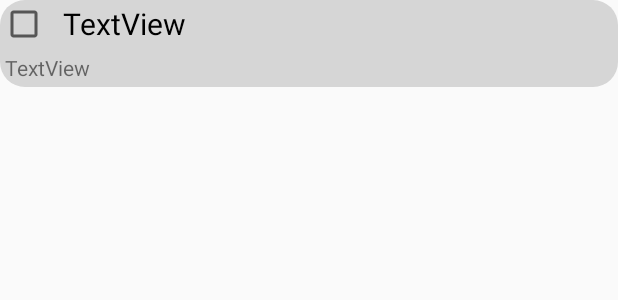
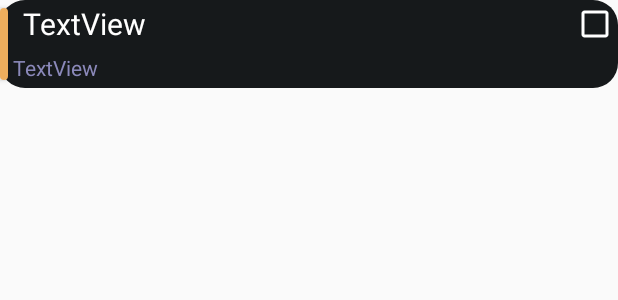
Before and after one commit to khosbilegt/MobileDev, an Android app: the layout task_item.xml on its own in the app's theme, with its tools: preview values and no code run, on a phone screen of 412 x 824 dp. Shown: the top 300 px of the screen. Run offline under Robolectric (Android 15) with nearby library versions, the phone set to English and light mode, and no system bars.

Commit message:
added side colors

```diff
--- /dev/null
+++ b/Todo/app/src/main/res/drawable/task_rest.xml
@@ -0,0 +1,9 @@
+<?xml version="1.0" encoding="utf-8"?>
+<shape
+    xmlns:android="http://schemas.android.com/apk/res/android"
+    android:shape="rectangle">
+    <solid
+        android:color="@color/task_background" />
+    <corners
+        android:radius="25px"/>
+</shape>
--- a/Todo/app/src/main/res/layout/calendar_item.xml
+++ b/Todo/app/src/main/res/layout/calendar_item.xml
@@ -6,7 +6,7 @@
     android:layout_width="50dp"
     android:layout_height="wrap_content"
     android:layout_marginRight="5dp"
-    android:background="@drawable/done_square"
+    android:background="@drawable/side_late"
     android:gravity="center"
     android:orientation="vertical"
     android:textAlignment="center">
--- a/Todo/app/src/main/res/layout/task_item.xml
+++ b/Todo/app/src/main/res/layout/task_item.xml
@@ -3,10 +3,23 @@
     xmlns:app="http://schemas.android.com/apk/res-auto"
     xmlns:tools="http://schemas.android.com/tools"
     android:id="@+id/itemLayout"
-    android:layout_width="match_parent"
+    android:layout_width="wrap_content"
     android:layout_height="wrap_content"
     android:layout_marginBottom="10dp"
-    android:background="@drawable/inactive_square">
+    android:background="@drawable/task_rest">
+
+    <LinearLayout
+        android:layout_width="match_parent"
+        android:layout_height="match_parent"
+        android:orientation="horizontal">
+
+        <Button
+            android:id="@+id/sideView"
+            android:layout_width="5dp"
+            android:layout_height="wrap_content"
+            android:layout_marginTop="5dp"
+            android:layout_marginBottom="5dp"
+            android:background="@drawable/side_rest" />
 
         <LinearLayout
             android:layout_width="match_parent"
@@ -18,12 +31,6 @@
                 android:layout_height="wrap_content"
                 android:orientation="horizontal">
 
-            <CheckBox
-                android:id="@+id/taskIsDone"
-                android:layout_width="40dp"
-                android:layout_height="match_parent"
-                android:layout_weight="0.5" />
-
                 <TextView
                     android:id="@+id/taskTitle"
                     android:layout_width="500dp"
@@ -33,7 +40,16 @@
                     android:gravity="center_vertical"
                     android:text="TextView"
                     android:textColor="#000000"
-                android:textSize="20sp" />
+                    android:textSize="20sp"
+                    tools:textColor="@color/white" />
+
+                <CheckBox
+                    android:id="@+id/taskIsDone"
+                    android:layout_width="40dp"
+                    android:layout_height="match_parent"
+                    android:layout_weight="0.5"
+                    android:buttonTint="#FFFFFF"
+                    android:textColor="@color/white" />
 
             </LinearLayout>
 
@@ -49,10 +65,12 @@
                     android:layout_height="wrap_content"
                     android:layout_weight="8"
                     android:padding="3dp"
-                android:text="TextView" />
+                    android:text="TextView"
+                    android:textColor="#8B89BA" />
 
             </LinearLayout>
 
         </LinearLayout>
+    </LinearLayout>
 
 </androidx.constraintlayout.widget.ConstraintLayout>
--- a/Todo/app/src/main/res/values/colors.xml
+++ b/Todo/app/src/main/res/values/colors.xml
@@ -10,4 +10,9 @@
     <color name="red">#ff2400</color>
     <color name="main_color">#393939</color>
     <color name="active_text">#654D31</color>
+    <color name="task_background">#16191B</color>
+
+    <color name="side_late">#EC6661</color>
+    <color name="side_done">#6FE5B7</color>
+    <color name="side_active">#654D31</color>
 </resources>
```
Also changed, not shown: Todo/app/src/main/java/com/example/todo/CalendarAdapter.java (+1 -10 lines), Todo/app/src/main/java/com/example/todo/TaskAdapter.java (+5 -5 lines), Todo/app/src/main/res/drawable/side_done.xml (added, +9 -0 lines), Todo/app/src/main/res/drawable/side_late.xml (added, +9 -0 lines), Todo/app/src/main/res/drawable/task_done.xml (added, +9 -0 lines), Todo/app/src/main/res/drawable/side_rest.xml (renamed from Todo/app/src/main/res/drawable/done_square.xml), Todo/app/src/main/res/task_back/Screenshot 2023-03-25 at 14.57.21.png (added). Lines whose indentation alone changed are shown as unchanged.
